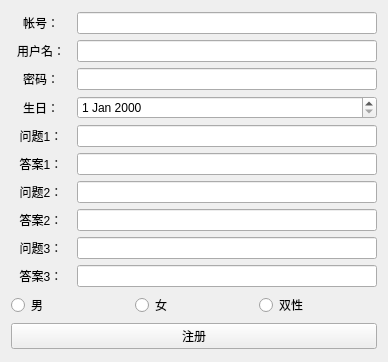
First picture: the form in ui/register.ui, repository tonquer/picacg-qt, before the edit.
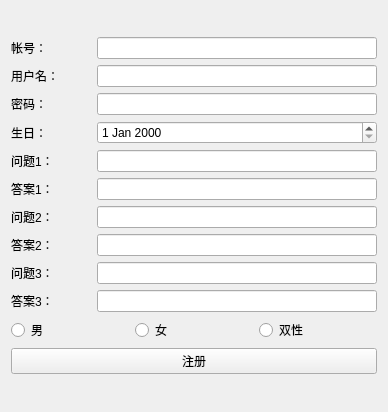
Second picture: the form after the edit.

```diff
--- a/ui/register.ui
+++ b/ui/register.ui
@@ -7,7 +7,7 @@
     <x>0</x>
     <y>0</y>
     <width>388</width>
-    <height>362</height>
+    <height>412</height>
    </rect>
   </property>
   <property name="windowTitle">
@@ -22,7 +22,7 @@
         <widget class="QLabel" name="question1">
          <property name="minimumSize">
           <size>
-           <width>60</width>
+           <width>80</width>
            <height>0</height>
           </size>
          </property>
@@ -36,7 +36,7 @@
           <string>问题1：</string>
          </property>
          <property name="alignment">
-          <set>Qt::AlignCenter</set>
+          <set>Qt::AlignLeading|Qt::AlignLeft|Qt::AlignVCenter</set>
          </property>
         </widget>
        </item>
@@ -51,7 +51,7 @@
         <widget class="QLabel" name="question3">
          <property name="minimumSize">
           <size>
-           <width>60</width>
+           <width>80</width>
            <height>0</height>
           </size>
          </property>
@@ -65,7 +65,7 @@
           <string>问题3：</string>
          </property>
          <property name="alignment">
-          <set>Qt::AlignCenter</set>
+          <set>Qt::AlignLeading|Qt::AlignLeft|Qt::AlignVCenter</set>
          </property>
         </widget>
        </item>
@@ -80,7 +80,7 @@
         <widget class="QLabel" name="name">
          <property name="minimumSize">
           <size>
-           <width>60</width>
+           <width>80</width>
            <height>0</height>
           </size>
          </property>
@@ -94,7 +94,7 @@
           <string>用户名：</string>
          </property>
          <property name="alignment">
-          <set>Qt::AlignCenter</set>
+          <set>Qt::AlignLeading|Qt::AlignLeft|Qt::AlignVCenter</set>
          </property>
         </widget>
        </item>
@@ -109,7 +109,7 @@
         <widget class="QLabel" name="answer3">
          <property name="minimumSize">
           <size>
-           <width>60</width>
+           <width>80</width>
            <height>0</height>
           </size>
          </property>
@@ -123,7 +123,7 @@
           <string>答案3：</string>
          </property>
          <property name="alignment">
-          <set>Qt::AlignCenter</set>
+          <set>Qt::AlignLeading|Qt::AlignLeft|Qt::AlignVCenter</set>
          </property>
         </widget>
        </item>
@@ -138,7 +138,7 @@
         <widget class="QLabel" name="user">
          <property name="minimumSize">
           <size>
-           <width>60</width>
+           <width>80</width>
            <height>0</height>
           </size>
          </property>
@@ -148,11 +148,14 @@
            <height>16777215</height>
           </size>
          </property>
+         <property name="layoutDirection">
+          <enum>Qt::LeftToRight</enum>
+         </property>
          <property name="text">
           <string>帐号：</string>
          </property>
          <property name="alignment">
-          <set>Qt::AlignCenter</set>
+          <set>Qt::AlignLeading|Qt::AlignLeft|Qt::AlignVCenter</set>
          </property>
         </widget>
        </item>
@@ -219,7 +222,7 @@
         <widget class="QLabel" name="answer1">
          <property name="minimumSize">
           <size>
-           <width>60</width>
+           <width>80</width>
            <height>0</height>
           </size>
          </property>
@@ -233,7 +236,7 @@
           <string>答案1：</string>
          </property>
          <property name="alignment">
-          <set>Qt::AlignCenter</set>
+          <set>Qt::AlignLeading|Qt::AlignLeft|Qt::AlignVCenter</set>
          </property>
         </widget>
        </item>
@@ -248,7 +251,7 @@
         <widget class="QLabel" name="birthday">
          <property name="minimumSize">
           <size>
-           <width>60</width>
+           <width>80</width>
            <height>0</height>
           </size>
          </property>
@@ -262,7 +265,7 @@
           <string>生日：</string>
          </property>
          <property name="alignment">
-          <set>Qt::AlignCenter</set>
+          <set>Qt::AlignLeading|Qt::AlignLeft|Qt::AlignVCenter</set>
          </property>
         </widget>
        </item>
@@ -277,7 +280,7 @@
         <widget class="QLabel" name="answer2">
          <property name="minimumSize">
           <size>
-           <width>60</width>
+           <width>80</width>
            <height>0</height>
           </size>
          </property>
@@ -291,7 +294,7 @@
           <string>答案2：</string>
          </property>
          <property name="alignment">
-          <set>Qt::AlignCenter</set>
+          <set>Qt::AlignLeading|Qt::AlignLeft|Qt::AlignVCenter</set>
          </property>
         </widget>
        </item>
@@ -306,7 +309,7 @@
         <widget class="QLabel" name="question2">
          <property name="minimumSize">
           <size>
-           <width>60</width>
+           <width>80</width>
            <height>0</height>
           </size>
          </property>
@@ -320,7 +323,7 @@
           <string>问题2：</string>
          </property>
          <property name="alignment">
-          <set>Qt::AlignCenter</set>
+          <set>Qt::AlignLeading|Qt::AlignLeft|Qt::AlignVCenter</set>
          </property>
         </widget>
        </item>
@@ -335,7 +338,7 @@
         <widget class="QLabel" name="passwd">
          <property name="minimumSize">
           <size>
-           <width>60</width>
+           <width>80</width>
            <height>0</height>
           </size>
          </property>
@@ -349,7 +352,7 @@
           <string>密码：</string>
          </property>
          <property name="alignment">
-          <set>Qt::AlignCenter</set>
+          <set>Qt::AlignLeading|Qt::AlignLeft|Qt::AlignVCenter</set>
          </property>
         </widget>
        </item>
```
Left out of the diff: 2 changed lines with no effect on the pictures.
